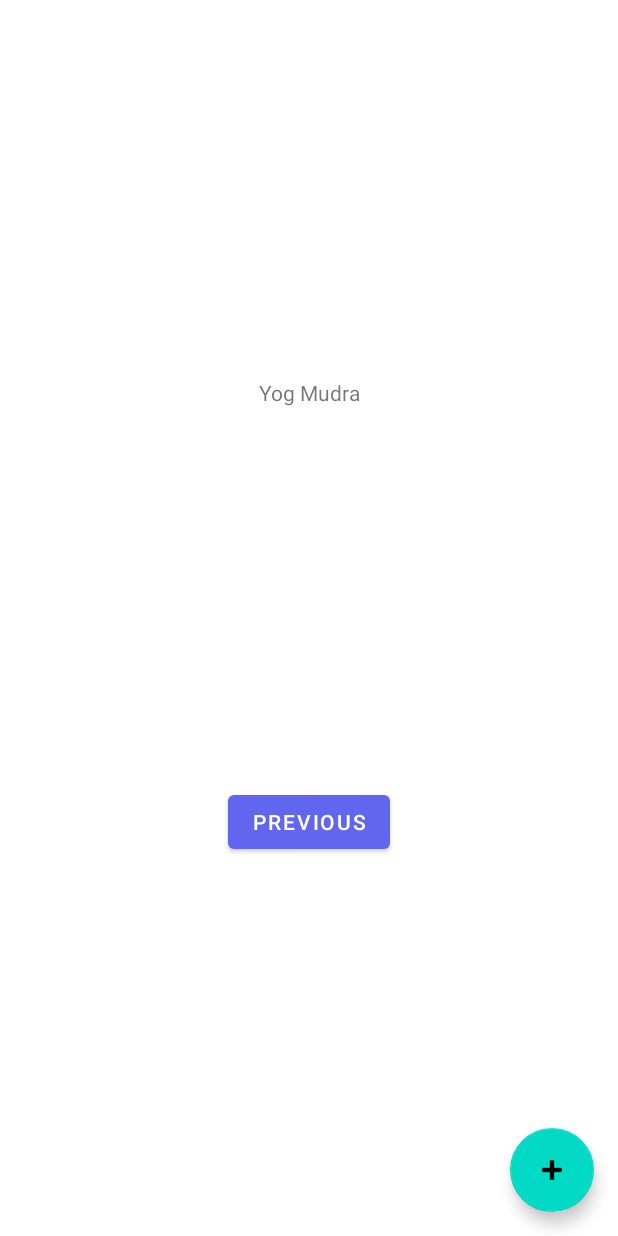
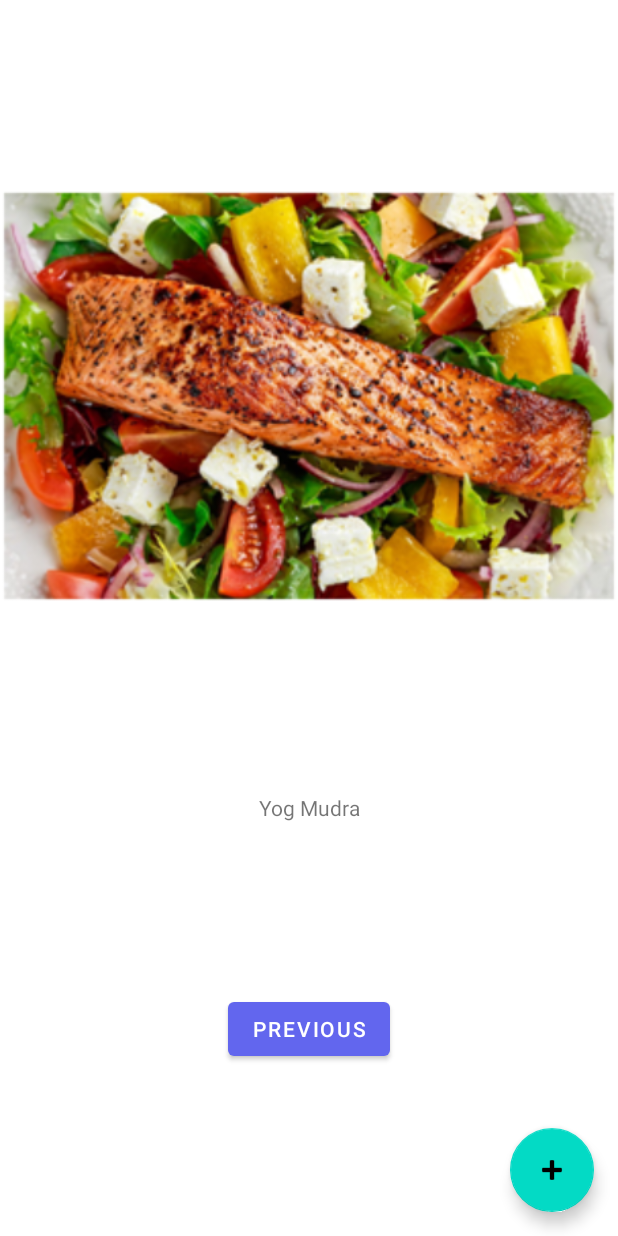
Before and after one commit to girishvr/Yogamatic, an Android app: the SecondFragment screen opened through its navigation route, on a phone screen of 412 x 824 dp. Run offline under Robolectric (Android 15) with nearby library versions, the phone set to English and light mode, and no system bars.

Commit message:
image added

```diff
--- a/app/src/main/java/in/yoska/yogamatic/MainActivity.java
+++ b/app/src/main/java/in/yoska/yogamatic/MainActivity.java
@@ -8,7 +8,6 @@ import android.view.View;
 import android.widget.TextView;
 
 import androidx.appcompat.app.AppCompatActivity;
-import androidx.appcompat.widget.Toolbar;
 
 import com.google.android.material.floatingactionbutton.FloatingActionButton;
 import com.google.android.material.snackbar.Snackbar;
@@ -22,8 +21,8 @@ public class MainActivity extends AppCompatActivity {
     protected void onCreate(Bundle savedInstanceState) {
         super.onCreate(savedInstanceState);
         setContentView(R.layout.activity_main);
-        Toolbar toolbar = findViewById(R.id.toolbar);
-        setSupportActionBar(toolbar);
+//        Toolbar toolbar = findViewById(R.id.toolbar);
+//        setSupportActionBar(toolbar);
 
         //TODO: for testing
         isLoggedIn = true;
--- a/app/src/main/java/in/yoska/yogamatic/SecondFragment.java
+++ b/app/src/main/java/in/yoska/yogamatic/SecondFragment.java
@@ -4,6 +4,7 @@ import android.os.Bundle;
 import android.view.LayoutInflater;
 import android.view.View;
 import android.view.ViewGroup;
+import android.widget.ImageView;
 import android.widget.TextView;
 
 import androidx.annotation.NonNull;
@@ -24,6 +25,11 @@ public class SecondFragment extends Fragment {
 
     public void onViewCreated(@NonNull View view, Bundle savedInstanceState) {
         super.onViewCreated(view, savedInstanceState);
+
+        ImageView imageView = (ImageView) view.findViewById(R.id.image_view);
+        imageView.setImageResource(R.drawable.fish);
+
+
         TextView textView = (TextView) view.findViewById(R.id.textview_second);
         MainActivity yourActivity = (MainActivity) getActivity();
         yourActivity.setSecondFragmentTextView(textView);
--- a/app/src/main/res/layout/fragment_second.xml
+++ b/app/src/main/res/layout/fragment_second.xml
@@ -5,6 +5,16 @@
     android:layout_width="match_parent"
     android:layout_height="match_parent"
     tools:context=".SecondFragment">
+
+
+    <ImageView
+        android:id="@+id/image_view"
+        android:layout_width="match_parent"
+        android:layout_height="300dp"
+        app:layout_constraintBottom_toTopOf="@id/textview_second"
+        app:layout_constraintEnd_toEndOf="parent"
+        app:layout_constraintStart_toStartOf="parent"
+        app:layout_constraintTop_toTopOf="parent" />
 
     <Button
         android:id="@+id/button_second"
@@ -23,5 +33,5 @@
         app:layout_constraintBottom_toTopOf="@id/button_second"
         app:layout_constraintEnd_toEndOf="parent"
         app:layout_constraintStart_toStartOf="parent"
-        app:layout_constraintTop_toTopOf="parent" />
+        app:layout_constraintTop_toBottomOf="@+id/image_view" />
 </androidx.constraintlayout.widget.ConstraintLayout>
```
Also changed, not shown: app/src/main/res/values/yogmaticoptions.xml (+99 -0 lines), app/src/main/res/drawable/fish.png (added).
